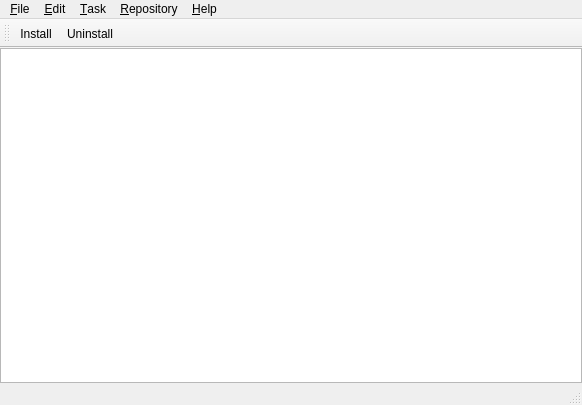
Qt form Programs/MiKTeX/PackageManager/Qt/MainWindow.ui (MiKTeX/miktex) before a commit.
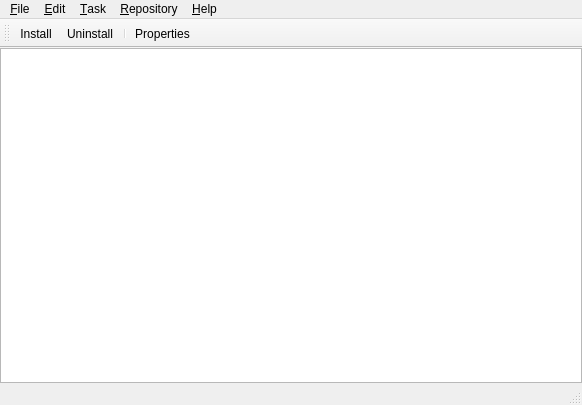
The same form after that commit. Icons and pictures are not drawn.

Commit message: PackageInfoDialog (Qt)

Diff of the .ui file:
```diff
--- a/Programs/MiKTeX/PackageManager/Qt/MainWindow.ui
+++ b/Programs/MiKTeX/PackageManager/Qt/MainWindow.ui
@@ -114,6 +114,8 @@
    </attribute>
    <addaction name="actionInstall"/>
    <addaction name="actionUninstall"/>
+   <addaction name="separator"/>
+   <addaction name="actionProperties"/>
   </widget>
   <action name="actionExit">
    <property name="text">
```
Left out of the diff: 4 changed lines with no effect on the pictures. The commit also changes 2 other files.
